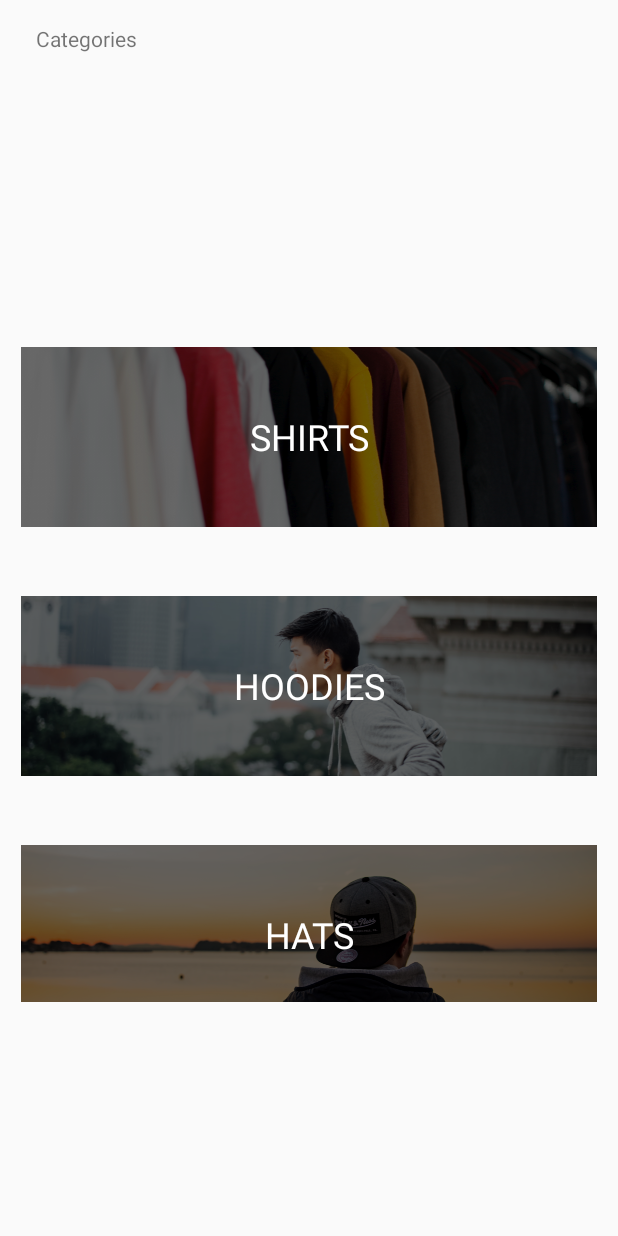
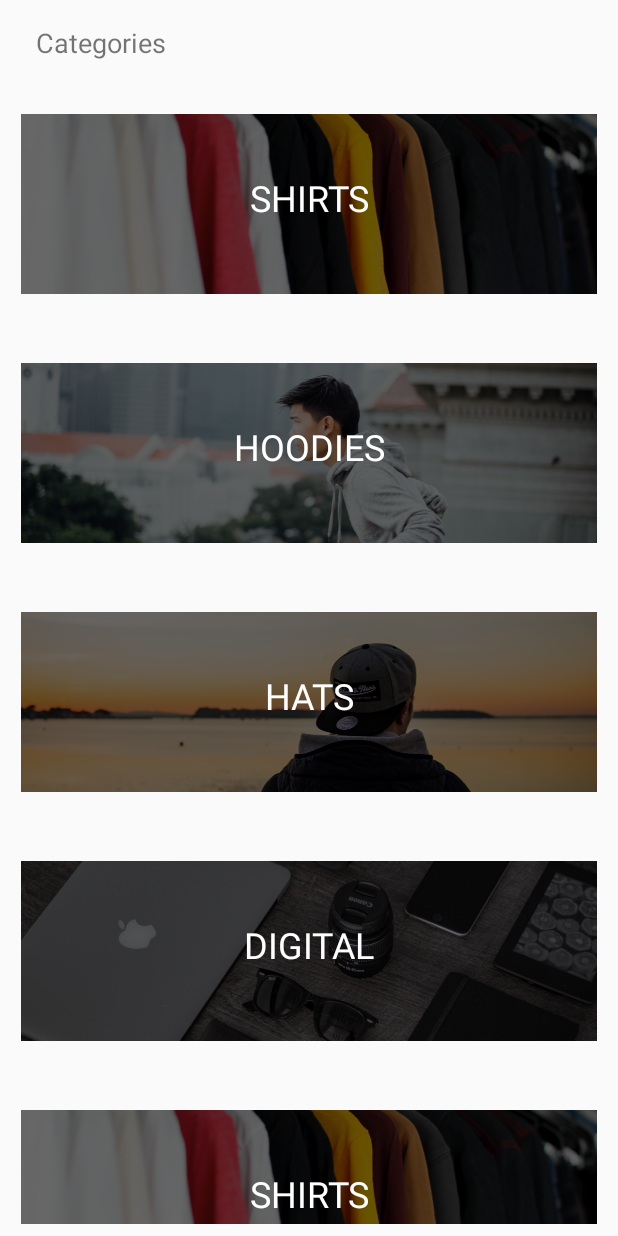
Before and after one commit to vinipachecov/kotlin-beginner-To-Advanced, an Android app: the screen it shows after launch (MainActivity), on a phone screen of 412 x 824 dp. Run offline under Robolectric (Android 15) with nearby library versions, the phone set to English and light mode, and no system bars.

Commit message:
fixed layout constraints of product list and category list

```diff
--- a/CoderSwag/app/src/main/java/com/vinicius/coderswag/Adapters/ProductsAdapter.kt
+++ b/CoderSwag/app/src/main/java/com/vinicius/coderswag/Adapters/ProductsAdapter.kt
@@ -18,8 +18,7 @@ import com.vinicius.coderswag.R
 class ProductsAdapter(val context: Context, val products: List<Product>) : RecyclerView.Adapter<ProductsAdapter.ProductHolder>() {
 
     override fun onCreateViewHolder(parent: ViewGroup?, viewType: Int): ProductHolder {
-        val view = LayoutInflater.from(context)
-                .inflate(R.layout.product_list_item, parent, false)
+        val view = LayoutInflater.from(context).inflate(R.layout.product_list_item, parent, false)
         return ProductHolder(view)
     }
 
--- a/CoderSwag/app/src/main/res/layout/activity_main.xml
+++ b/CoderSwag/app/src/main/res/layout/activity_main.xml
@@ -13,19 +13,22 @@
         android:layout_marginLeft="24dp"
         android:layout_marginTop="16dp"
         android:text="Categories"
+        android:textSize="18sp"
         app:layout_constraintLeft_toLeftOf="parent"
         app:layout_constraintTop_toTopOf="parent" />
 
     <android.support.v7.widget.RecyclerView
         android:id="@+id/categoryListView"
         android:layout_width="0dp"
-        android:layout_height="460dp"
-        android:layout_marginTop="16dp"
+        android:layout_height="0dp"
+        android:layout_marginBottom="8dp"
+        android:layout_marginEnd="8dp"
+        android:layout_marginStart="8dp"
+        android:layout_marginTop="8dp"
+        android:divider="@null"
         app:layout_constraintBottom_toBottomOf="parent"
         app:layout_constraintEnd_toEndOf="parent"
         app:layout_constraintStart_toStartOf="parent"
-        app:layout_constraintTop_toBottomOf="@+id/categoriesTextView"
-        android:divider="@null"
-        />
+        app:layout_constraintTop_toBottomOf="@+id/categoriesTextView" />
 
 </android.support.constraint.ConstraintLayout>
--- a/CoderSwag/app/src/main/res/layout/category_list_item.xml
+++ b/CoderSwag/app/src/main/res/layout/category_list_item.xml
@@ -10,7 +10,6 @@
         android:id="@+id/categoryImage"
         android:layout_width="wrap_content"
         android:layout_height="120dp"
-        android:layout_marginBottom="8dp"
         android:layout_marginTop="8dp"
         android:scaleType="centerCrop"
         app:layout_constraintBottom_toBottomOf="parent"
@@ -34,4 +33,8 @@
         app:layout_constraintEnd_toEndOf="parent"
         app:layout_constraintStart_toStartOf="parent"
         app:layout_constraintTop_toTopOf="parent" />
+
+
+
+
 </android.support.constraint.ConstraintLayout>
```
Also changed, not shown: CoderSwag/app/src/main/java/com/vinicius/coderswag/Controller/ProductsActivity.kt (+12 -12 lines), CoderSwag/app/src/main/res/layout/activity_products.xml (+9 -7 lines), CoderSwag/app/src/main/res/layout/product_list_item.xml (+4 -3 lines), 2396 other files.
